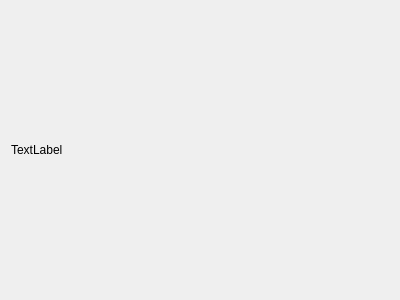
Qt form BaseDialog.ui (wruwami/TPCAM-M30) before a commit.
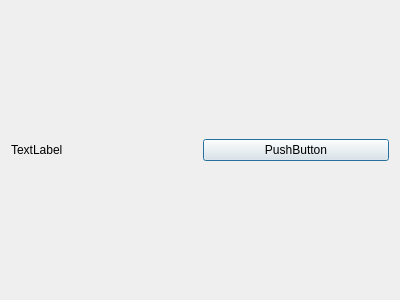
The same form after that commit. Custom widgets are drawn as their Qt base class.

Diff of the .ui file:
```diff
--- a/BaseDialog.ui
+++ b/BaseDialog.ui
@@ -25,6 +25,13 @@
          </property>
         </widget>
        </item>
+       <item>
+        <widget class="CustomPushButton" name="closePushButton">
+         <property name="text">
+          <string>PushButton</string>
+         </property>
+        </widget>
+       </item>
       </layout>
      </item>
     </layout>
@@ -37,6 +44,11 @@
    <extends>QLabel</extends>
    <header>CustomLabel.h</header>
   </customwidget>
+  <customwidget>
+   <class>CustomPushButton</class>
+   <extends>QPushButton</extends>
+   <header>CustomPushButton.h</header>
+  </customwidget>
  </customwidgets>
  <resources/>
  <connections/>
```
